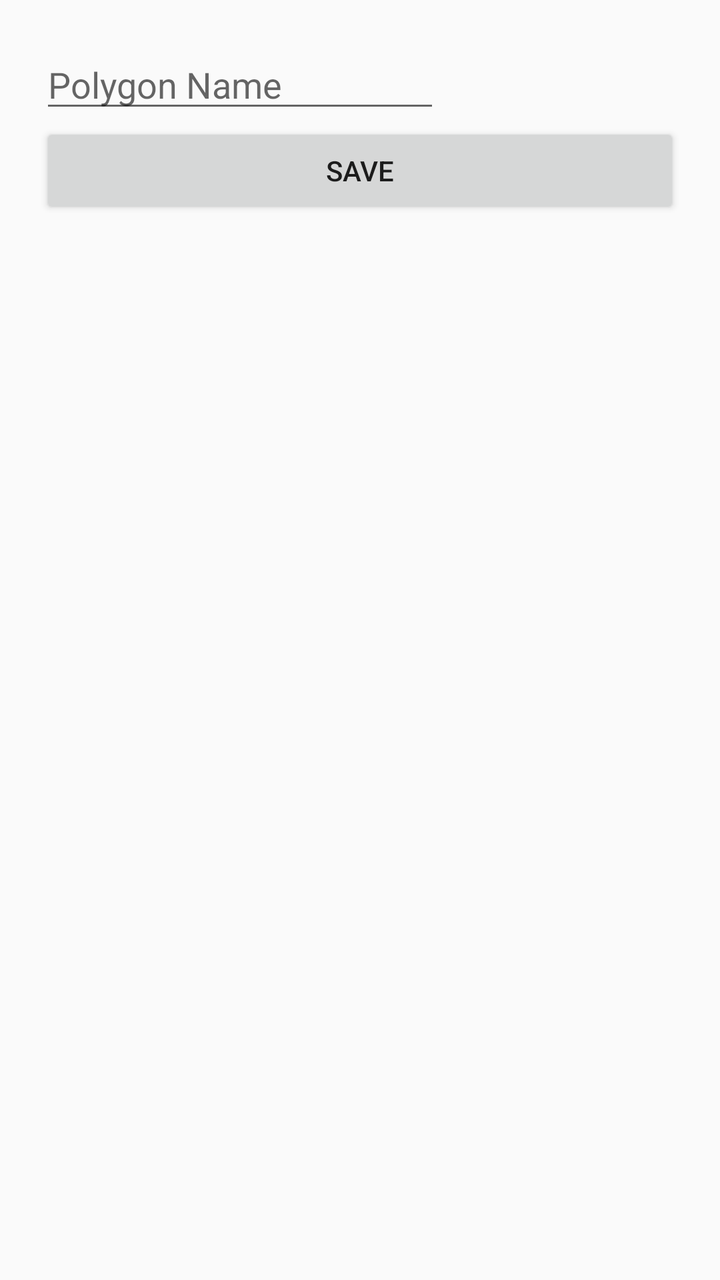
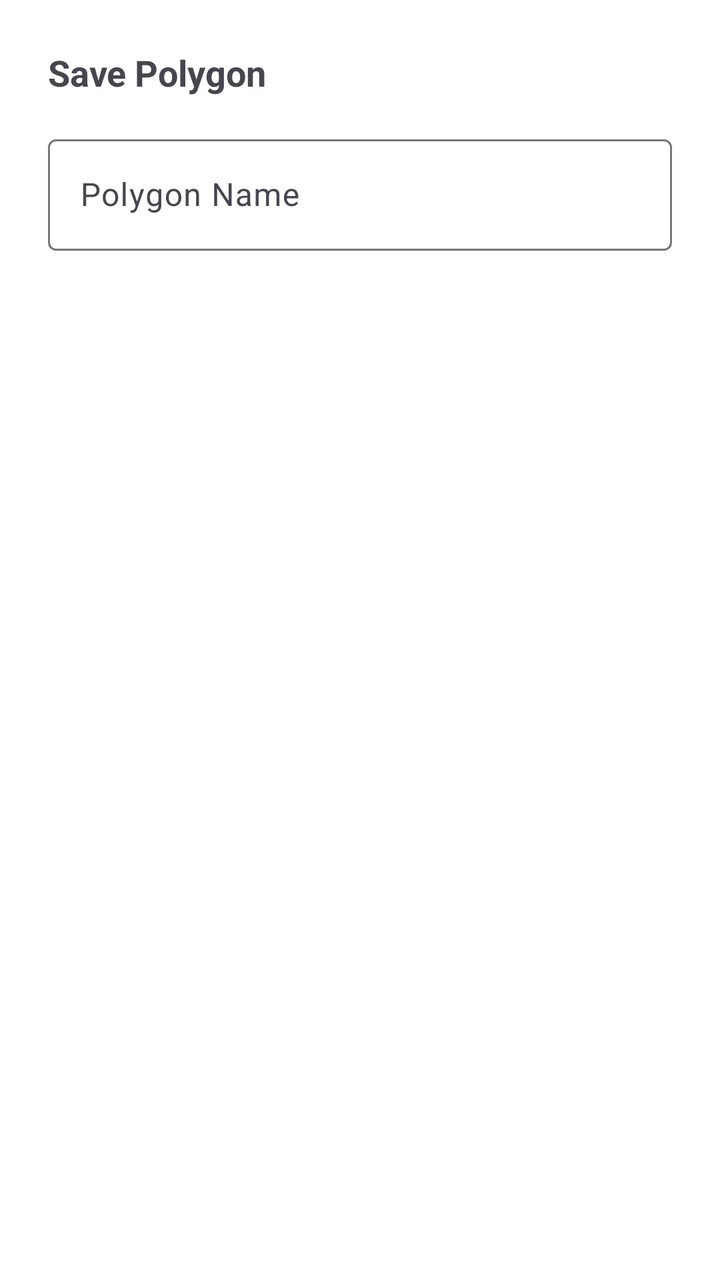

Two renders of the same Android screen: before a commit and after it. Below are the layout's source before the change and the commit's diff.
<!-- AndroidManifest.xml: application theme Theme.SiteAreaMeasure -->
<!-- res/layout/dialog_save_polygon.xml -->
<LinearLayout xmlns:android="http://schemas.android.com/apk/res/android"
    android:orientation="vertical"
    android:padding="20dp"
    android:layout_width="wrap_content"
    android:layout_height="wrap_content">

    <EditText
        android:id="@+id/inputName"
        android:hint="Polygon Name"
        android:layout_width="200dp"
        android:layout_height="wrap_content"/>

    <Button
        android:id="@+id/btnSavePolygon"
        android:text="Save"
        android:layout_width="match_parent"
        android:layout_height="wrap_content"/>

</LinearLayout>
<!-- resources referenced by this layout -->
<resources>
  <style name="Theme.SiteAreaMeasure" parent="Theme.AppCompat.Light.NoActionBar">
          
          <item name="android:statusBarColor">@color/grey</item>
  
          
          <item name="windowActionBar">false</item>
          <item name="windowNoTitle">true</item>
  
          
          <item name="colorPrimary">@android:color/transparent</item>
          <item name="colorPrimaryDark">@android:color/transparent</item>
          <item name="colorAccent">@color/teal_200</item>
      </style>
  <color name="grey">#808080</color>
  <color name="teal_200">#FF03DAC5</color>
</resources>

<!-- the commit's change to res/layout/dialog_save_polygon.xml (unified diff, before → after) -->
@@ -1,19 +1,28 @@
 <LinearLayout xmlns:android="http://schemas.android.com/apk/res/android"
     android:orientation="vertical"
-    android:padding="20dp"
-    android:layout_width="wrap_content"
+    android:padding="24dp"
+    android:layout_width="match_parent"
     android:layout_height="wrap_content">
 
-    <EditText
-        android:id="@+id/inputName"
-        android:hint="Polygon Name"
-        android:layout_width="200dp"
-        android:layout_height="wrap_content"/>
+    <TextView
+        android:layout_width="match_parent"
+        android:layout_height="wrap_content"
+        android:text="@string/save_polygon"
+        android:textSize="18sp"
+        android:textStyle="bold"
+        android:paddingBottom="16dp"/>
 
-    <Button
-        android:id="@+id/btnSavePolygon"
-        android:text="Save"
+    <com.google.android.material.textfield.TextInputLayout
         android:layout_width="match_parent"
-        android:layout_height="wrap_content"/>
+        android:layout_height="wrap_content"
+        android:hint="@string/polygon_name">
+
+        <com.google.android.material.textfield.TextInputEditText
+            android:id="@+id/inputName"
+            android:layout_width="match_parent"
+            android:layout_height="wrap_content"
+            android:inputType="textCapWords" />
+
+    </com.google.android.material.textfield.TextInputLayout>
 
 </LinearLayout>
<!-- resource entries referenced after the edit -->
@@ -1,19 +1,27 @@
 <!-- resources referenced by this layout -->
 <resources>
-  <style name="Theme.SiteAreaMeasure" parent="Theme.AppCompat.Light.NoActionBar">
+  <string name="polygon_name">Polygon Name</string>
+  <string name="save_polygon">Save Polygon</string>
+  <style name="Theme.SiteAreaMeasure" parent="Theme.Material3.DayNight.NoActionBar">
           
-          <item name="android:statusBarColor">@color/grey</item>
+          <item name="android:statusBarColor">@android:color/transparent</item>
+          <item name="android:navigationBarColor">@android:color/transparent</item>
+          <item name="android:windowLightStatusBar">true</item>
   
           
-          <item name="windowActionBar">false</item>
-          <item name="windowNoTitle">true</item>
+          <item name="colorPrimary">#3E5AED</item>
+          <item name="colorOnPrimary">@color/white</item>
   
           
-          <item name="colorPrimary">@android:color/transparent</item>
-          <item name="colorPrimaryDark">@android:color/transparent</item>
-          <item name="colorAccent">@color/teal_200</item>
+          <item name="colorSecondary">@color/teal_700</item>
+          <item name="colorOnSecondary">@color/white</item>
+  
+          <item name="android:windowBackground">@color/white</item>
+          <item name="colorSurface">@color/white</item>
+          <item name="colorOnSurface">@color/black</item>
       </style>
-  <color name="grey">#808080</color>
-  <color name="teal_200">#FF03DAC5</color>
+  <color name="white">#FFFFFFFF</color>
+  <color name="teal_700">#FF018786</color>
+  <color name="black">#FF000000</color>
 </resources>
 
